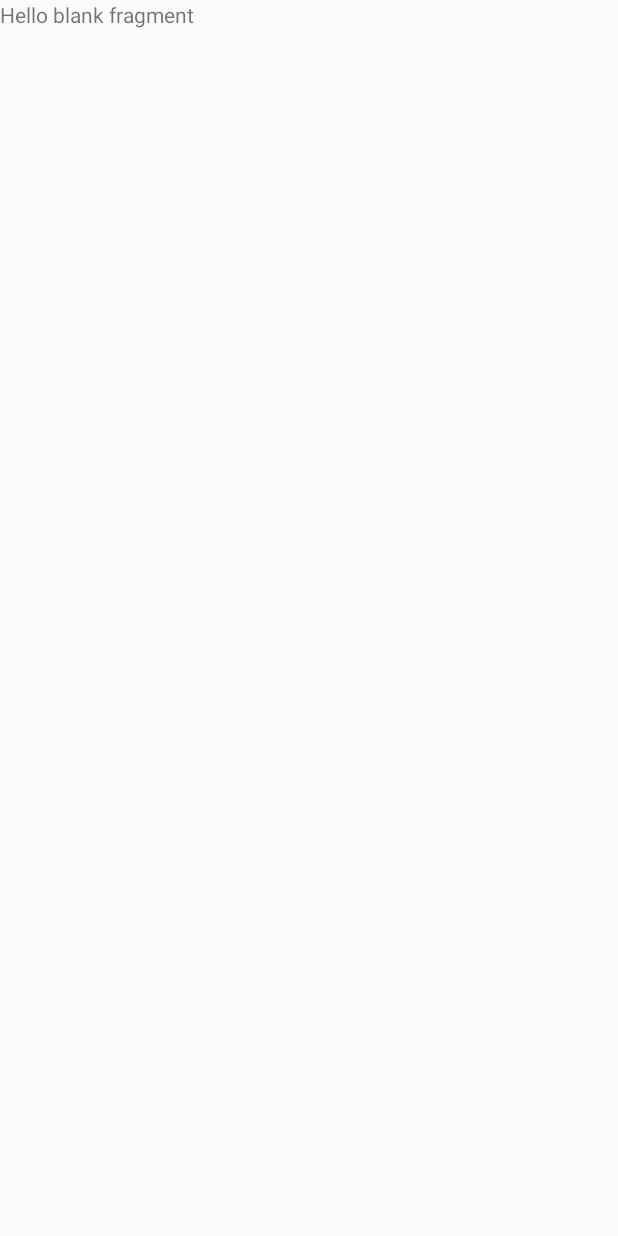
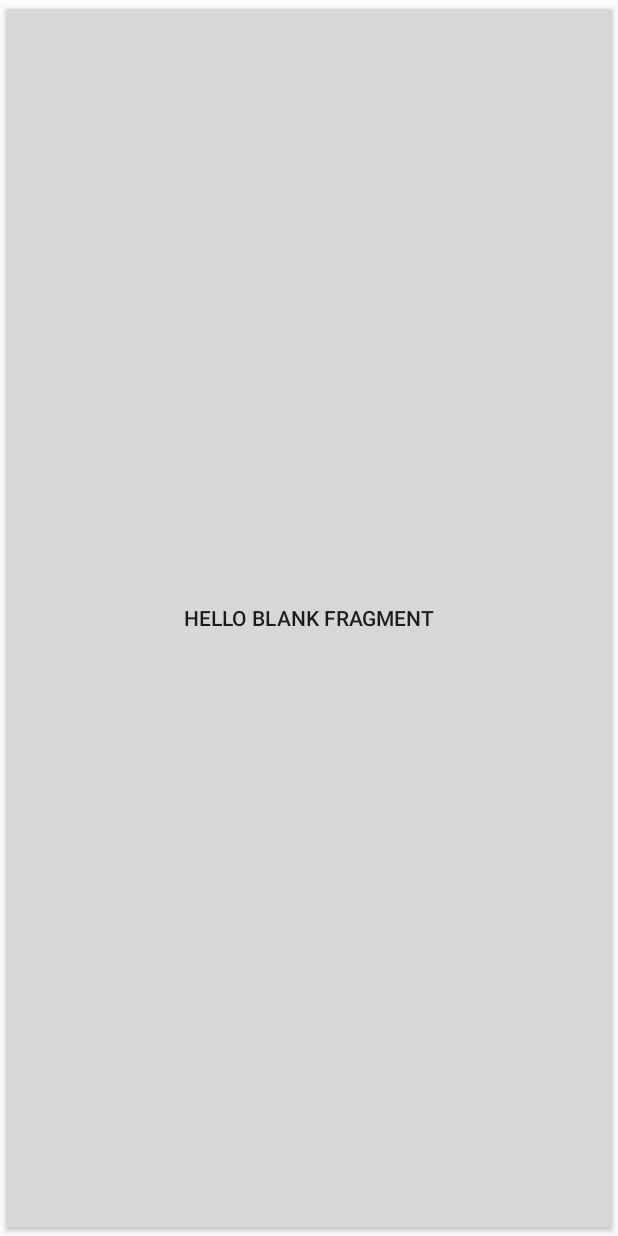
Before and after one commit to BranislavBily/FITcalendar, an Android app: the screen it shows after launch (MainActivity), on a phone screen of 412 x 824 dp. Before the commit the screen is almost empty. Run offline under Robolectric (Android 15) with nearby library versions, the phone set to English and light mode, and no system bars; our stand-ins replace RxJava, data binding.

Commit message:
FEAT ViewModel vo fragmente

```diff
--- a/app/src/main/AndroidManifest.xml
+++ b/app/src/main/AndroidManifest.xml
@@ -8,8 +8,10 @@
         android:label="@string/app_name"
         android:roundIcon="@mipmap/ic_launcher_round"
         android:supportsRtl="true"
+        android:name=".FitCalendarApplication"
         android:theme="@style/AppTheme">
-        <activity android:name=".MainActivity">
+        <activity android:name=".MainActivity"
+            android:screenOrientation="portrait">
             <intent-filter>
                 <action android:name="android.intent.action.MAIN" />
 
--- /dev/null
+++ b/app/src/main/java/com/branislavbily/fitcalendar/FitCalendarApplication.kt
@@ -0,0 +1,19 @@
+package com.branislavbily.fitcalendar
+
+import android.app.Application
+import com.branislavbily.fitcalendar.di.viewModelModule
+import org.koin.android.ext.koin.androidContext
+import org.koin.android.ext.koin.androidLogger
+import org.koin.core.context.startKoin
+
+class FitCalendarApplication: Application() {
+    override fun onCreate() {
+        super.onCreate()
+
+        startKoin {
+            androidLogger()
+            androidContext(this@FitCalendarApplication)
+            modules(viewModelModule)
+        }
+    }
+}
--- a/app/src/main/java/com/branislavbily/fitcalendar/LoginFragment.kt
+++ /dev/null
@@ -1,21 +0,0 @@
-package com.branislavbily.fitcalendar
-
-import android.os.Bundle
-import androidx.fragment.app.Fragment
-import android.view.LayoutInflater
-import android.view.View
-import android.view.ViewGroup
-class LoginFragment : Fragment() {
-
-    override fun onCreate(savedInstanceState: Bundle?) {
-        super.onCreate(savedInstanceState)
-    }
-
-    override fun onCreateView(
-        inflater: LayoutInflater, container: ViewGroup?,
-        savedInstanceState: Bundle?
-    ): View? {
-        // Inflate the layout for this fragment
-        return inflater.inflate(R.layout.fragment_login, container, false)
-    }
-}
--- /dev/null
+++ b/app/src/main/java/com/branislavbily/fitcalendar/dataBinding/DataBindingExtension.kt
@@ -0,0 +1,27 @@
+package com.branislavbily.fitcalendar.dataBinding
+
+import android.view.LayoutInflater
+import androidx.appcompat.app.AppCompatActivity
+import androidx.databinding.DataBindingUtil
+import androidx.databinding.ViewDataBinding
+import androidx.fragment.app.Fragment
+
+fun <B : ViewDataBinding> AppCompatActivity.setupDataBinding(layoutId: Int, vararg variables: Pair<Int, Any>): B {
+    val dataBinding: B = DataBindingUtil.setContentView(
+        this,
+        layoutId)
+    dataBinding.lifecycleOwner = this
+    variables.forEach {
+        dataBinding.setVariable(it.first, it.second)
+    }
+    return dataBinding
+}
+
+fun <B : ViewDataBinding> Fragment.setupDataBinding(layoutId: Int, vararg variables: Pair<Int, Any>): B {
+    val dataBinding: B = DataBindingUtil.inflate(LayoutInflater.from(context), layoutId, null, false)
+    dataBinding.lifecycleOwner = this
+    variables.forEach {
+        dataBinding.setVariable(it.first, it.second)
+    }
+    return dataBinding
+}
--- /dev/null
+++ b/app/src/main/java/com/branislavbily/fitcalendar/dataBinding/ReusableCompositeDisposable.kt
@@ -0,0 +1,23 @@
+package com.branislavbily.fitcalendar.dataBinding
+
+import io.reactivex.disposables.CompositeDisposable
+
+class ReusableCompositeDisposable(
+    private val onObserveCallback: ((CompositeDisposable) -> Unit)? = null
+) {
+    private val lock = Unit
+    var disposeBag: CompositeDisposable? = null
+        private set
+
+    fun dispose() = synchronized(lock) {
+        disposeBag?.dispose()
+        disposeBag = null
+    }
+
+    fun observe() {
+        dispose()
+        val newBag = CompositeDisposable()
+        disposeBag = newBag
+        onObserveCallback?.invoke(newBag)
+    }
+}
--- /dev/null
+++ b/app/src/main/java/com/branislavbily/fitcalendar/dataBinding/rxjava/LifecycleViewModel.kt
@@ -0,0 +1,75 @@
+package com.branislavbily.fitcalendar.dataBinding.rxjava
+
+import androidx.lifecycle.*
+import com.branislavbily.fitcalendar.dataBinding.ReusableCompositeDisposable
+import io.reactivex.disposables.CompositeDisposable
+
+abstract class LifecycleViewModel : ViewModel() {
+    private val lifecycleObserver: LifecycleObserver by lazy {
+        object : LifecycleObserver {
+            @OnLifecycleEvent(Lifecycle.Event.ON_START)
+            fun onStart() {
+                startStopDisposable.observe()
+            }
+
+            @OnLifecycleEvent(Lifecycle.Event.ON_RESUME)
+            fun onResume() {
+                resumePauseDisposable.observe()
+            }
+
+            @OnLifecycleEvent(Lifecycle.Event.ON_PAUSE)
+            fun onPause() {
+                resumePauseDisposable.dispose()
+            }
+
+            @OnLifecycleEvent(Lifecycle.Event.ON_STOP)
+            fun onStop() {
+                startStopDisposable.dispose()
+            }
+        }
+    }
+    var lifecycleOwner: LifecycleOwner? = null
+        set(value) {
+            if (value == null) {
+                field?.lifecycle?.removeObserver(lifecycleObserver)
+            } else {
+                value.lifecycle.addObserver(lifecycleObserver)
+            }
+            field = value
+        }
+
+    private val startStopDisposable = ReusableCompositeDisposable { onStartStopObserve(it) }
+    private val resumePauseDisposable = ReusableCompositeDisposable { onResumePauseObserve(it)
+        }
+    /**
+     * Use this CompositeDisposable when you need to dispose subscription, that was subscribed out of
+     * onStartStopObserve method, when on STOP lifecycle event is triggered.
+     */
+    protected val startStopDisposeBag
+        get() = startStopDisposable.disposeBag
+    /**
+     * Use this CompositeDisposable when you need to dispose subscription, that was subscribed out of
+     * onPauseResumeObserve method, when on PAUSE lifecycle event is triggered.
+     */
+    protected val resumePauseDisposeBag
+        get() = resumePauseDisposable.disposeBag
+
+    /**
+     * Override to subscribe Observables for START-->--STOP lifecycle. Add returned Disposable to
+     * disposeBag so it can be disposed when lifecycle is ended.
+     */
+    open fun onStartStopObserve(disposeBag: CompositeDisposable) {}
+
+    /**
+     * Override to subscribe Observables for RESUME-->--PAUSE lifecycle. Add returned Disposable to
+     * disposeBag so it can be disposed when lifecycle is ended.
+     */
+    open fun onResumePauseObserve(disposeBag: CompositeDisposable) {}
+
+    override fun onCleared() {
+        resumePauseDisposable.dispose()
+        startStopDisposable.dispose()
+        lifecycleOwner = null
+        super.onCleared()
+    }
+}
--- /dev/null
+++ b/app/src/main/java/com/branislavbily/fitcalendar/di/AppModule.kt
@@ -0,0 +1,11 @@
+package com.branislavbily.fitcalendar.di
+
+import com.branislavbily.fitcalendar.viewModel.LoginFragmentViewModel
+import org.koin.android.viewmodel.dsl.viewModel
+import org.koin.dsl.module
+
+val viewModelModule = module {
+    viewModel {
+        LoginFragmentViewModel()
+    }
+}
--- /dev/null
+++ b/app/src/main/java/com/branislavbily/fitcalendar/fragment/LoginFragment.kt
@@ -0,0 +1,36 @@
+package com.branislavbily.fitcalendar.fragment
+
+import android.os.Bundle
+import androidx.fragment.app.Fragment
+import android.view.LayoutInflater
+import android.view.View
+import android.view.ViewGroup
+import androidx.databinding.ViewDataBinding
+import com.branislavbily.fitcalendar.BR
+import com.branislavbily.fitcalendar.R
+import com.branislavbily.fitcalendar.dataBinding.setupDataBinding
+import com.branislavbily.fitcalendar.viewModel.LoginFragmentViewModel
+import org.koin.android.viewmodel.ext.android.viewModel
+
+class LoginFragment : Fragment() {
+
+    private val loginFragmentViewModel: LoginFragmentViewModel by viewModel()
+
+    override fun onCreate(savedInstanceState: Bundle?) {
+        super.onCreate(savedInstanceState)
+    }
+
+    override fun onCreateView(
+        inflater: LayoutInflater, container: ViewGroup?,
+        savedInstanceState: Bundle?
+    ): View? {
+        // Inflate the layout for this fragment
+        val dataBinding = setupDataBinding<ViewDataBinding>(
+            R.layout.fragment_login,
+            BR.viewmodel to loginFragmentViewModel
+        )
+        setHasOptionsMenu(true)
+        loginFragmentViewModel.lifecycleOwner = this
+        return dataBinding.root
+    }
+}
--- /dev/null
+++ b/app/src/main/java/com/branislavbily/fitcalendar/viewModel/LoginFragmentViewModel.kt
@@ -0,0 +1,11 @@
+package com.branislavbily.fitcalendar.viewModel
+
+import android.util.Log
+import com.branislavbily.fitcalendar.dataBinding.rxjava.LifecycleViewModel
+
+class LoginFragmentViewModel: LifecycleViewModel() {
+
+    fun logIn() {
+        Log.i("Ide", "Funguje")
+    }
+}
--- a/app/src/main/res/layout/fragment_login.xml
+++ b/app/src/main/res/layout/fragment_login.xml
@@ -1,13 +1,27 @@
 <?xml version="1.0" encoding="utf-8"?>
-<FrameLayout xmlns:android="http://schemas.android.com/apk/res/android"
-    xmlns:tools="http://schemas.android.com/tools"
-    android:layout_width="match_parent"
-    android:layout_height="match_parent"
-    tools:context=".LoginFragment">
+<layout
+    xmlns:android="http://schemas.android.com/apk/res/android"
+    xmlns:tools="http://schemas.android.com/tools">
 
-    <TextView
+    <data>
+
+        <variable
+            name="viewmodel"
+            type="com.branislavbily.fitcalendar.viewModel.LoginFragmentViewModel" />
+    </data>
+
+
+    <FrameLayout
         android:layout_width="match_parent"
         android:layout_height="match_parent"
-        android:text="@string/hello_blank_fragment" />
+        tools:context=".fragment.LoginFragment">
 
-</FrameLayout>
+        <Button
+            android:layout_width="match_parent"
+            android:layout_height="match_parent"
+            android:text="@string/hello_blank_fragment"
+            android:onClick="@{() -> viewmodel.logIn()}"/>
+    </FrameLayout>
+
+
+</layout>
--- a/app/src/main/res/navigation/nav_graph.xml
+++ b/app/src/main/res/navigation/nav_graph.xml
@@ -7,7 +7,7 @@
 
     <fragment
         android:id="@+id/loginFragment"
-        android:name="com.branislavbily.fitcalendar.LoginFragment"
+        android:name="com.branislavbily.fitcalendar.fragment.LoginFragment"
         android:label="fragment_login"
         tools:layout="@layout/fragment_login" />
 </navigation>
```
Also changed, not shown: app/build.gradle (+17 -0 lines).
